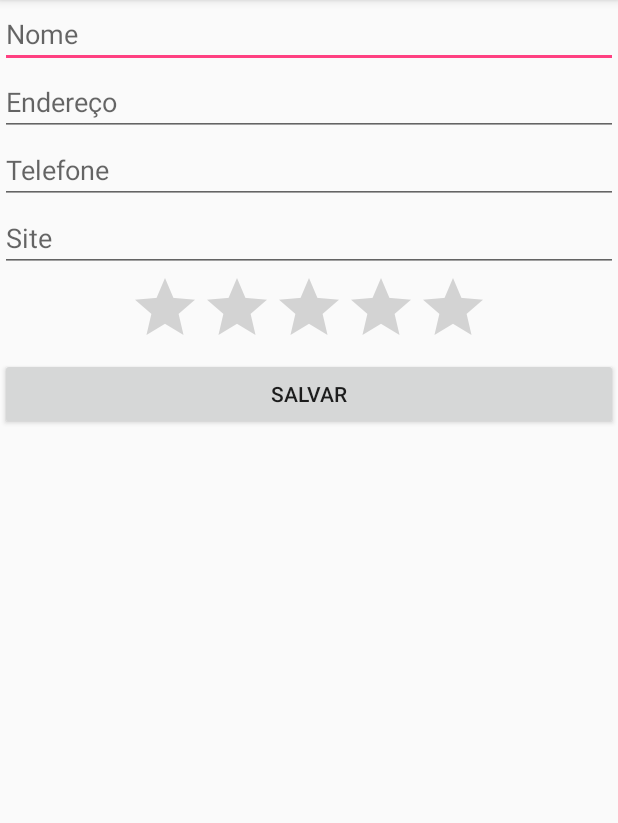
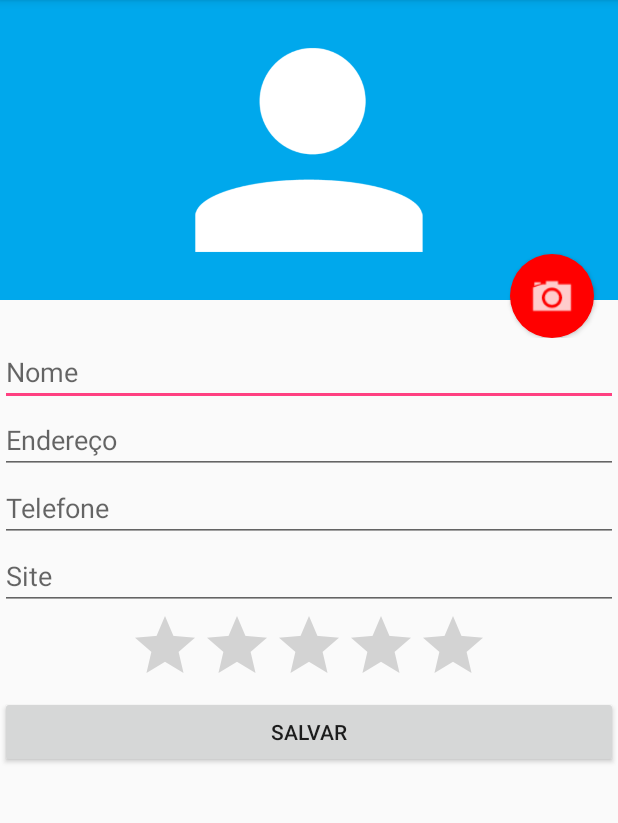
Before and after one commit to nocyamribeiro/android-agenda, an Android app: the FormularioActivity screen opened directly, with no data from a screen before it, on a phone screen of 412 x 824 dp, the part 84-907 px from its top. Run offline under Robolectric (Android 15) with nearby library versions, the phone set to English and light mode, and no system bars.

Commit message:
Aula 3: Android II: Integração com apps e recursos do device

```diff
--- a/app/src/main/java/alura/com/br/agenda/FormularioActivity.java
+++ b/app/src/main/java/alura/com/br/agenda/FormularioActivity.java
@@ -1,6 +1,13 @@
 package alura.com.br.agenda;
 
+import android.app.Activity;
 import android.content.Intent;
+import android.graphics.Bitmap;
+import android.graphics.BitmapFactory;
+import android.net.Uri;
+import android.provider.MediaStore;
+import android.support.annotation.Nullable;
+import android.support.v4.content.FileProvider;
 import android.support.v7.app.AppCompatActivity;
 import android.os.Bundle;
 import android.view.Menu;
@@ -9,8 +16,10 @@ import android.view.MenuItem;
 import android.view.View;
 import android.widget.Button;
 import android.widget.EditText;
+import android.widget.ImageView;
 import android.widget.Toast;
 
+import java.io.File;
 import java.io.Serializable;
 
 import alura.com.br.agenda.dao.AlunoDAO;
@@ -18,14 +27,17 @@ import alura.com.br.agenda.modelo.Aluno;
 
 public class FormularioActivity extends AppCompatActivity {
 
+    public static final int CODIGO_CAMERA = 567;
     private FormularioHelper helper;
+    private String caminhoFoto;
+
     @Override
     protected void onCreate(Bundle savedInstanceState) {
         super.onCreate(savedInstanceState);
         setContentView(R.layout.activity_formulario);
         helper = new FormularioHelper(this);
 
-        Intent intent = getIntent();
+        final Intent intent = getIntent();
         Aluno aluno = (Aluno) intent.getSerializableExtra("aluno");
 
         if(aluno != null) {
@@ -42,6 +54,37 @@ public class FormularioActivity extends AppCompatActivity {
                 finish();
             }
         });
+
+        Button botaoFoto = (Button) findViewById(R.id.formulario_botao_foto);
+        botaoFoto.setOnClickListener(new View.OnClickListener() {
+            @Override
+            public void onClick(View view) {
+                Intent intent = new Intent(MediaStore.ACTION_IMAGE_CAPTURE);
+                caminhoFoto = getExternalFilesDir(null) + "/" + System.currentTimeMillis() + ".jpg";
+                File arquivoFoto = new File(caminhoFoto);
+
+                // essa parte muda no Android 7, estamos construindo uma URI
+                // para acessar a foto utilizando o FileProvider
+                intent.putExtra(MediaStore.EXTRA_OUTPUT,
+                        FileProvider.getUriForFile(FormularioActivity.this,
+                                BuildConfig.APPLICATION_ID + ".provider", arquivoFoto));
+
+
+                startActivityForResult(intent, CODIGO_CAMERA);
+
+
+            }
+        });
+    }
+
+    @Override
+    protected void onActivityResult(int requestCode, int resultCode, @Nullable Intent data) {
+        super.onActivityResult(requestCode, resultCode, data);
+        if(resultCode == RESULT_OK) {
+            if (requestCode == CODIGO_CAMERA) {
+               helper.carregaImagem(caminhoFoto);
+            }
+        }
     }
 
     @Override
--- a/app/src/main/java/alura/com/br/agenda/ListaAlunosActivity.java
+++ b/app/src/main/java/alura/com/br/agenda/ListaAlunosActivity.java
@@ -19,6 +19,7 @@ import android.widget.Toast;
 import java.io.Serializable;
 import java.util.List;
 
+import alura.com.br.agenda.adapter.AlunoAdapter;
 import alura.com.br.agenda.dao.AlunoDAO;
 import alura.com.br.agenda.modelo.Aluno;
 
@@ -62,7 +63,7 @@ public class ListaAlunosActivity extends AppCompatActivity {
         List<Aluno> alunos = alunoDAO.buscaAlunos();
         alunoDAO.close();
 
-        ArrayAdapter<Aluno> adapter = new ArrayAdapter<Aluno>(this, android.R.layout.simple_list_item_1, alunos);
+        AlunoAdapter adapter = new AlunoAdapter( this, alunos);
         listaAlunos.setAdapter(adapter);
     }
 
@@ -93,12 +94,12 @@ public class ListaAlunosActivity extends AppCompatActivity {
         itemLigar.setOnMenuItemClickListener(new MenuItem.OnMenuItemClickListener() {
             @Override
             public boolean onMenuItemClick(MenuItem item) {
+                Intent intentLigar = new Intent(Intent.ACTION_CALL);
                 if (ActivityCompat.checkSelfPermission(ListaAlunosActivity.this, Manifest.permission.CALL_PHONE)
                         != PackageManager.PERMISSION_GRANTED) {
                     ActivityCompat.requestPermissions(ListaAlunosActivity.this,
                             new String[]{Manifest.permission.CALL_PHONE}, 123);
                 } else {
-                    Intent intentLigar = new Intent(Intent.ACTION_CALL);
                     intentLigar.setData(Uri.parse("tel:" + aluno.getTelefone()));
                     startActivity(intentLigar);
                 }
--- /dev/null
+++ b/app/src/main/res/drawable/fundo_camera.xml
@@ -0,0 +1,16 @@
+<?xml version="1.0" encoding="utf-8"?>
+<layer-list
+    xmlns:android="http://schemas.android.com/apk/res/android" >
+    <item>
+        <shape
+            android:shape="oval">
+            <solid android:color="#FF0000"/>
+            <padding android:top="10dp"
+                android:bottom="10dp"
+                android:left="10dp"
+                android:right="10dp">
+            </padding>
+        </shape>
+    </item>
+    <item android:drawable="@drawable/ic_camera"/>
+</layer-list>
--- a/app/src/main/res/layout/activity_formulario.xml
+++ b/app/src/main/res/layout/activity_formulario.xml
@@ -6,6 +6,32 @@
         android:layout_width="match_parent"
         android:layout_height="match_parent"
         android:orientation="vertical" >
+
+        <RelativeLayout
+            android:layout_width="match_parent"
+            android:layout_height="225dp">
+            <ImageView
+                android:id="@+id/formulario_foto"
+                android:layout_width="match_parent"
+                android:layout_height="200dp"
+                android:src="@drawable/person"
+                android:background="#00A8EC"
+             />
+
+            <Button
+                android:id="@+id/formulario_botao_foto"
+                android:layout_width="56dp"
+                android:layout_height="56dp"
+                android:background="@drawable/fundo_camera"
+                android:layout_alignParentBottom="true"
+                android:layout_alignParentRight="true"
+                android:layout_marginRight="16dp"
+                />
+
+        </RelativeLayout>
+
+
+
 
         <EditText android:hint="Nome"
             android:layout_width="match_parent"
--- /dev/null
+++ b/app/src/main/res/xml/provider_paths.xml
@@ -0,0 +1,4 @@
+<?xml version="1.0" encoding="utf-8"?>
+<paths xmlns:android="http://schemas.android.com/apk/res/android">
+    <external-path name="external_files" path="." />
+</paths>
```
Also changed, not shown: app/src/main/AndroidManifest.xml (+11 -0 lines), app/src/main/java/alura/com/br/agenda/FormularioHelper.java (+18 -0 lines), app/src/main/java/alura/com/br/agenda/adapter/AlunoAdapter.java (added, +79 -0 lines), app/src/main/java/alura/com/br/agenda/dao/AlunoDAO.java (+14 -6 lines), app/src/main/java/alura/com/br/agenda/modelo/Aluno.java (+9 -0 lines), app/src/main/res/layout/list_item.xml (added, +40 -0 lines).
